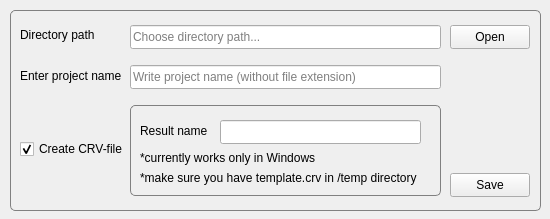
First picture: the form in curve/saveprojectwindow.ui, repository SoloMainDeveloper/TurbineQC, before the edit.
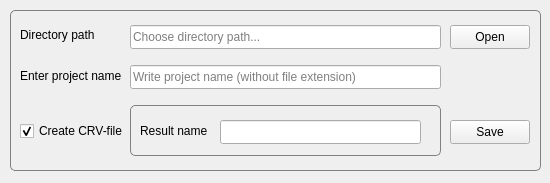
Second picture: the form after the edit.

Diff of the .ui file:
```diff
--- a/curve/saveprojectwindow.ui
+++ b/curve/saveprojectwindow.ui
@@ -7,7 +7,7 @@
     <x>0</x>
     <y>0</y>
     <width>550</width>
-    <height>219</height>
+    <height>183</height>
    </rect>
   </property>
   <property name="sizePolicy">
@@ -25,7 +25,7 @@
      <x>10</x>
      <y>10</y>
      <width>531</width>
-     <height>201</height>
+     <height>161</height>
     </rect>
    </property>
    <property name="styleSheet">
@@ -99,7 +99,7 @@
     <property name="geometry">
      <rect>
       <x>10</x>
-      <y>128</y>
+      <y>110</y>
       <width>111</width>
       <height>22</height>
      </rect>
@@ -139,7 +139,7 @@
       <x>120</x>
       <y>95</y>
       <width>311</width>
-      <height>91</height>
+      <height>51</height>
      </rect>
     </property>
     <property name="inputMethodHints">
@@ -177,38 +177,12 @@
       <bool>true</bool>
      </property>
     </widget>
-    <widget class="QLabel" name="label_4">
-     <property name="geometry">
-      <rect>
-       <x>10</x>
-       <y>45</y>
-       <width>271</width>
-       <height>16</height>
-      </rect>
-     </property>
-     <property name="text">
-      <string>*currently works only in Windows</string>
-     </property>
-    </widget>
-    <widget class="QLabel" name="label_5">
-     <property name="geometry">
-      <rect>
-       <x>10</x>
-       <y>65</y>
-       <width>281</width>
-       <height>16</height>
-      </rect>
-     </property>
-     <property name="text">
-      <string>*make sure you have template.crv in /temp directory</string>
-     </property>
-    </widget>
    </widget>
    <widget class="QPushButton" name="saveButton">
     <property name="geometry">
      <rect>
       <x>440</x>
-      <y>163</y>
+      <y>110</y>
       <width>80</width>
       <height>24</height>
      </rect>
```
